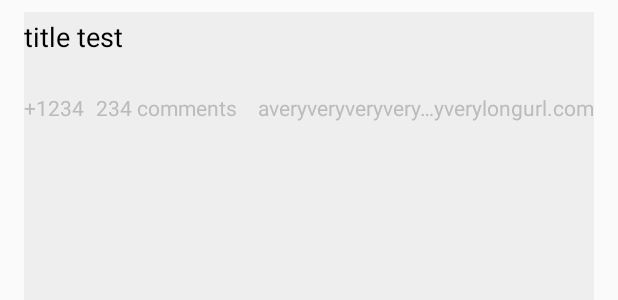
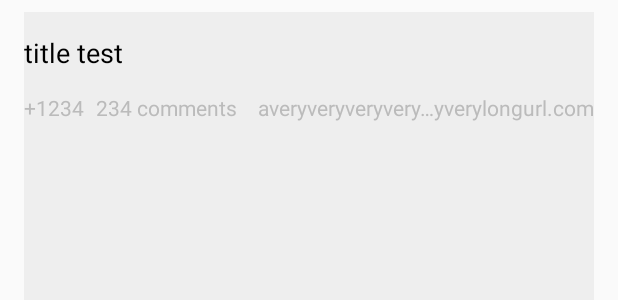
Before and after one commit to leavjenn/Hews, an Android app: the layout list_item_post.xml on its own in the app's theme, with its tools: preview values and no code run, on a phone screen of 412 x 824 dp. Shown: the top 300 px of the screen. Run offline under Robolectric (Android 15) with nearby library versions, the phone set to English and light mode, and no system bars.

Commit message:
style (layout): change post title and comments collapsing indicator gravity to center vertical

```diff
--- a/app/src/main/res/layout/list_item_post.xml
+++ b/app/src/main/res/layout/list_item_post.xml
@@ -19,6 +19,7 @@
         android:textColor="@color/black"
         android:layout_alignParentTop="true"
         android:layout_marginTop="4dp"
+        android:gravity="center_vertical"
         android:layout_marginBottom="4dp"
         android:text="title test"/>
 
```
Also changed, not shown: app/src/main/java/com/leavjenn/hews/ui/adapter/CommentAdapter.java (+5 -3 lines), 1 other file.
